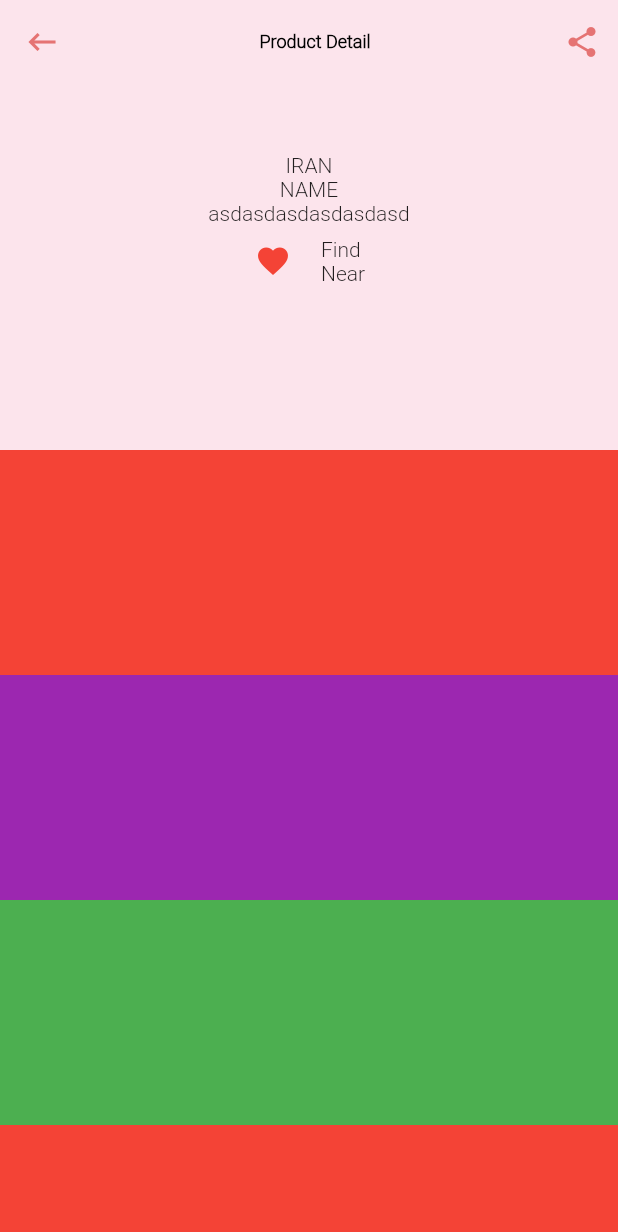
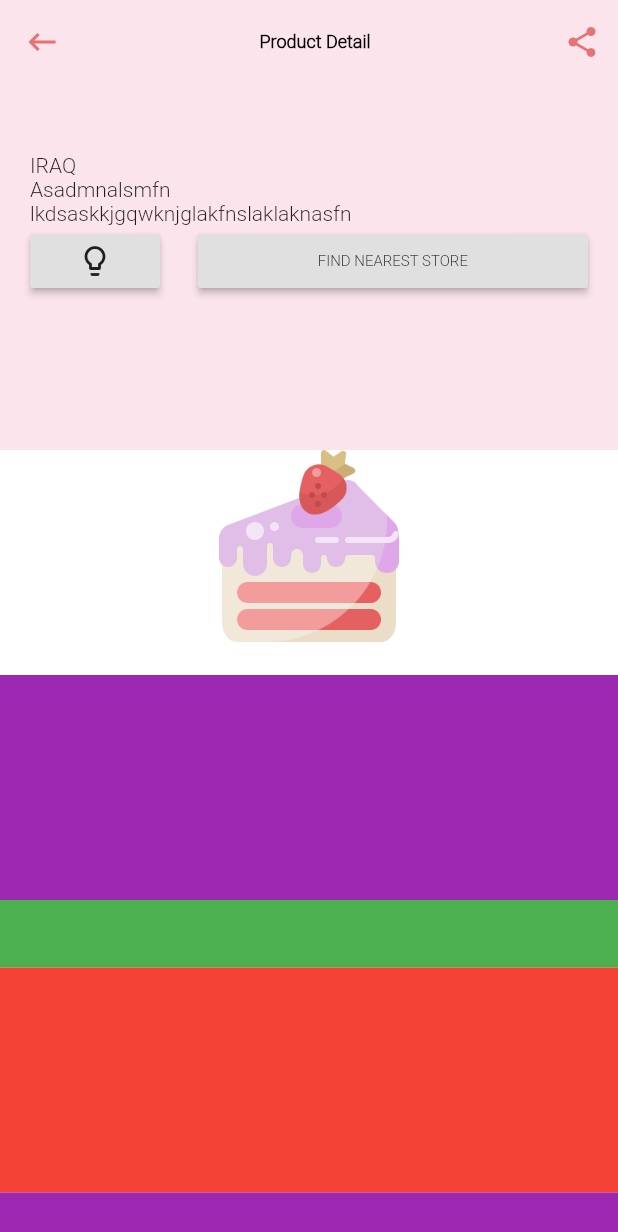
Before and after one commit to mahmoud-eslami/dessert_time, a Flutter app: the DetailsPage screen opened directly, on a phone screen of 412 x 824 dp. Shown: the top 1232 px of the screen. Run offline on Flutter 3.47's test engine with Material 2 defaults, Android fonts, the phone set to English and light mode, and no system bars; our stand-ins replace bloc, dio, equatable, flutter_bloc; network calls fail.

Commit message:
use sliver app bar and custom scroll view for detail page

```diff
--- a/lib/pages/dessertDetails.dart
+++ b/lib/pages/dessertDetails.dart
@@ -1,5 +1,6 @@
 import 'package:dessert_time/resource/colors.dart';
 import 'package:flutter/material.dart';
+import 'dart:math' as math;
 
 class DetailsPage extends StatelessWidget {
   @override
@@ -9,29 +10,9 @@ class DetailsPage extends StatelessWidget {
       body: CustomScrollView(
         slivers: <Widget>[
           SliverAppBar(
-//            pinned: true,
+            pinned: true,
             backgroundColor: AppColor.detailsBkColor,
             expandedHeight: 300,
-            flexibleSpace: Column(
-              mainAxisAlignment: MainAxisAlignment.center,
-              children: <Widget>[
-                Text('IRAN'),
-                Text('NAME'),
-                Text('asdasdasdasdasdasd'),
-                Row(
-                  mainAxisAlignment: MainAxisAlignment.center,
-                  children: <Widget>[
-                    IconButton(
-                      icon: Icon(Icons.favorite),
-                      onPressed: () {},
-                      color: Colors.red,
-                    ),
-                    IconButton(
-                        icon: Text('Find Nearest store'), onPressed: () {}),
-                  ],
-                )
-              ],
-            ),
             title: Center(
                 child: Text(
               'Product Detail',
@@ -56,13 +37,63 @@ class DetailsPage extends StatelessWidget {
                 color: AppColor.detailsIconColor,
               )
             ],
+            stretchTriggerOffset: 200,
+            flexibleSpace: FlexibleSpaceBar(
+              collapseMode: CollapseMode.parallax,
+              background: Padding(
+                padding: EdgeInsets.symmetric(horizontal: 20),
+                child: Column(
+                  mainAxisAlignment: MainAxisAlignment.center,
+                  crossAxisAlignment: CrossAxisAlignment.start,
+                  children: <Widget>[
+                    Text('IRAQ'),
+                    Text('Asadmnalsmfn'),
+                    Text('lkdsaskkjgqwknjglakfnslaklaknasfn'),
+                    Row(
+                      children: <Widget>[
+                        Expanded(
+                          child: RaisedButton(
+                              onPressed: () {},
+                              child: Icon(Icons.lightbulb_outline)),
+                          flex: 1,
+                        ),
+                        SizedBox(width: 25,),
+                        Expanded(
+                          child: RaisedButton(
+                            onPressed: () {},
+                            child: Text(
+                              'FIND NEAREST STORE',
+                              style: TextStyle(fontSize: 10),
+                            ),
+                          ),
+                          flex: 3,
+                        )
+                      ],
+                    )
+                  ],
+                ),
+              ),
+            ),
           ),
           SliverList(
               delegate: SliverChildListDelegate(
             <Widget>[
-              Container(color: Colors.red, height: 150.0),
+              Stack(
+                children: <Widget>[
+                  Container(
+                    color: Colors.white,
+                    height: 150,
+                  ),
+                  Align(
+                      alignment: Alignment.topCenter,
+                      child: Image.asset(
+                        'assets/images/birthcake.png',
+                        scale: 2,
+                      )),
+                ],
+              ),
               Container(color: Colors.purple, height: 150.0),
-              Container(color: Colors.green, height: 150.0),
+              Container(color: Colors.green, height: 45.0),
               Container(color: Colors.red, height: 150.0),
               Container(color: Colors.purple, height: 150.0),
               Container(color: Colors.green, height: 150.0),
@@ -79,56 +110,6 @@ class DetailsPage extends StatelessWidget {
           ))
         ],
       ),
-//      SafeArea(
-//        child: Column(
-//          children: <Widget>[
-//            Row(
-//              mainAxisAlignment: MainAxisAlignment.spaceBetween,
-//              children: <Widget>[
-//                IconButton(
-//                    icon: Icon(
-//                      Icons.keyboard_backspace,
-//                      color: AppColor.detailsIconColor,
-//                    ),
-//                    onPressed: () {
-//                      Navigator.pop(context);
-//                    }),
-//                Text(
-//                  'Product Detail',
-//                  maxLines: 1,
-//                  overflow: TextOverflow.ellipsis,
-//                  style: TextStyle(fontSize: 11, fontWeight: FontWeight.w900),
-//                ),
-//                IconButton(
-//                    icon: Icon(Icons.share, color: AppColor.detailsIconColor),
-//                    onPressed: () {}),
-//              ],
-//            ),
-//                Expanded(
-//                  child: DraggableScrollableSheet(
-//                    minChildSize: 0.5,
-//                    maxChildSize: 0.8,
-//                    builder: (context, scrollController) {
-//                      return
-//                        Container(
-//                        decoration: BoxDecoration(
-//                            color: AppColor.detailsDraggableSheetColor,
-//                            borderRadius: BorderRadius.vertical(
-//                                top: Radius.circular(35))),
-//                        child: ListView.builder(
-//                          controller: scrollController,
-//                          itemCount: 25,
-//                          itemBuilder: (BuildContext context, int index) {
-//                            return ListTile(title: Text('Item $index'));
-//                          },
-//                        ),
-//                      );
-//                    },
-//                  ),
-//                )
-//          ],
-//        ),
-//      ),
     );
   }
 }
```
